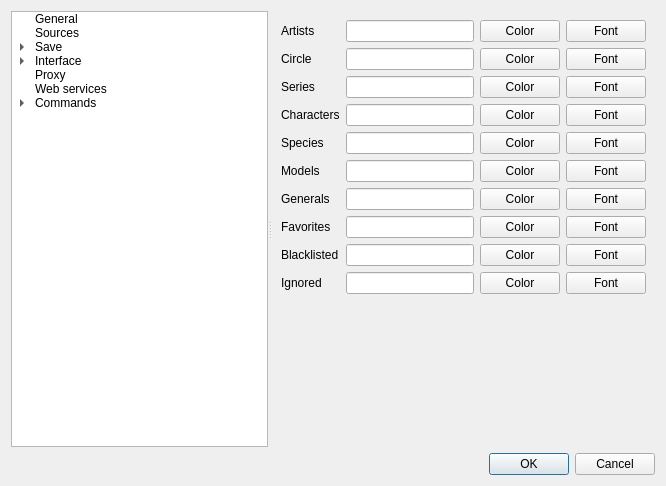
Before: the Qt Designer form gui/src/settings/optionswindow.ui in Bionus/imgbrd-grabber, drawn with Qt 5.
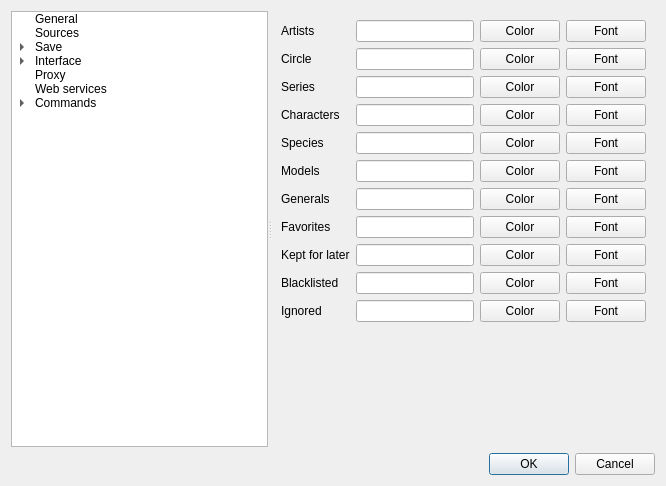
After: the same form once the commit is applied. The open tabs and pages were chosen to show the change. Icons and pictures are not drawn.

Commit message: Add coloring option for kept for later tags (fix #1085)

```diff
--- a/gui/src/settings/optionswindow.ui
+++ b/gui/src/settings/optionswindow.ui
@@ -2298,15 +2298,15 @@
           </item>
          </layout>
         </item>
-        <item row="8" column="0">
-         <widget class="QLabel" name="label_46">
+        <item row="9" column="0">
+         <widget class="QLabel" name="labelColoringBlacklisteds">
           <property name="text">
            <string>Blacklisted</string>
           </property>
          </widget>
         </item>
-        <item row="8" column="1">
-         <layout class="QHBoxLayout" name="horizontalLayout_11">
+        <item row="9" column="1">
+         <layout class="QHBoxLayout" name="layoutColoringBlacklisteds">
           <item>
            <widget class="QLineEdit" name="lineColoringBlacklisteds"/>
           </item>
@@ -2326,15 +2326,15 @@
           </item>
          </layout>
         </item>
-        <item row="9" column="0">
-         <widget class="QLabel" name="label_58">
+        <item row="10" column="0">
+         <widget class="QLabel" name="labelColoringIgnoreds">
           <property name="text">
            <string>Ignored</string>
           </property>
          </widget>
         </item>
-        <item row="9" column="1">
-         <layout class="QHBoxLayout" name="horizontalLayout_12">
+        <item row="10" column="1">
+         <layout class="QHBoxLayout" name="layoutColoringIgnoreds">
           <item>
            <widget class="QLineEdit" name="lineColoringIgnoreds"/>
           </item>
@@ -2382,6 +2382,34 @@
           </item>
          </layout>
         </item>
+        <item row="8" column="0">
+         <widget class="QLabel" name="labelColoringKeptForLater">
+          <property name="text">
+           <string>Kept for later</string>
+          </property>
+         </widget>
+        </item>
+        <item row="8" column="1">
+         <layout class="QHBoxLayout" name="layoutColoringKeptForLater">
+          <item>
+           <widget class="QLineEdit" name="lineColoringKeptForLater"/>
+          </item>
+          <item>
+           <widget class="QPushButton" name="buttonColoringKeptForLaterColor">
+            <property name="text">
+             <string>Color</string>
+            </property>
+           </widget>
+          </item>
+          <item>
+           <widget class="QPushButton" name="buttonColoringKeptForLaterFont">
+            <property name="text">
+             <string>Font</string>
+            </property>
+           </widget>
+          </item>
+         </layout>
+        </item>
        </layout>
        <zorder>label_30</zorder>
        <zorder>label_31</zorder>
```
Left out of the diff: 132 changed lines with no effect on the pictures. The commit also changes 6 other files.
